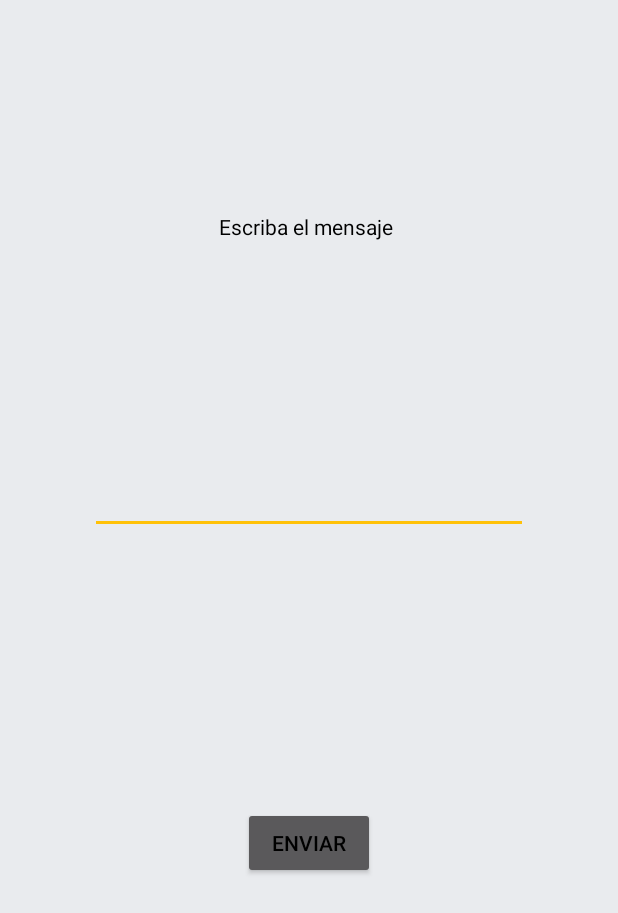
After one commit to chaqui/SDC2, an Android app: the layout fragment_crear_mensaje.xml on its own in the app's theme, with its tools: preview values and no code run, on a phone screen of 412 x 824 dp. The commit adds this screen. Shown: the top 913 px of the screen. Run offline under Robolectric (Android 15) with nearby library versions, the phone set to English and light mode, and no system bars.

Commit message:
firebase
envio de mensajes a firebase

```diff
--- a/app/src/main/java/com/seguidoresdecristo/sdc/Start.java
+++ b/app/src/main/java/com/seguidoresdecristo/sdc/Start.java
@@ -39,7 +39,7 @@ public class Start extends AppCompatActivity {
                     Intent intent = new Intent(Start.this, Principal.class);
                     startActivity(intent);
                 } else {
-                    Intent intent = new Intent(Start.this, SignInActivity.class);
+                    Intent intent = new Intent(Start.this, Principal.class);
                     startActivity(intent);
                 }
                     finish();
--- a/app/src/main/res/layout/activity_principal.xml
+++ b/app/src/main/res/layout/activity_principal.xml
@@ -14,8 +14,8 @@
     <fragment
         android:layout_width="match_parent"
         android:layout_height="wrap_content"
-        android:name="com.seguidoresdecristo.sdc.Fragments.Inicio"
+        android:name="com.seguidoresdecristo.sdc.Fragments.crearMensaje"
         android:id="@+id/fragment"
         android:layout_gravity="center_horizontal"
-        tools:layout="@layout/fragment_inicio" />
+        tools:layout="@layout/fragment_crear_mensaje" />
 </LinearLayout>
--- /dev/null
+++ b/app/src/main/res/layout/fragment_crear_mensaje.xml
@@ -0,0 +1,67 @@
+<FrameLayout xmlns:android="http://schemas.android.com/apk/res/android"
+    xmlns:tools="http://schemas.android.com/tools"
+    android:layout_width="match_parent"
+    android:layout_height="match_parent"
+    tools:context=".Fragments.crearMensaje"
+    android:background="@color/fondo">
+
+    <!-- TODO: Update blank fragment layout -->
+
+    <LinearLayout
+        android:orientation="vertical"
+        android:layout_width="match_parent"
+        android:layout_height="match_parent"
+        android:weightSum="1">
+
+        <LinearLayout
+            android:orientation="horizontal"
+            android:layout_width="match_parent"
+            android:layout_height="141dp">
+
+        </LinearLayout>
+
+        <LinearLayout
+            android:orientation="vertical"
+            android:layout_width="match_parent"
+            android:layout_height="194dp"
+            android:weightSum="1"
+            android:layout_weight="0.46">
+
+            <TextView
+                android:layout_width="119dp"
+                android:layout_height="wrap_content"
+                android:text="Escriba el mensaje "
+                android:id="@+id/textView2"
+                android:layout_gravity="center_horizontal"
+                android:layout_weight="0.04" />
+
+            <LinearLayout
+                android:orientation="horizontal"
+                android:layout_width="match_parent"
+                android:layout_height="wrap_content"
+                android:weightSum="1"
+                android:layout_weight="0.45">
+
+                <LinearLayout
+                    android:orientation="vertical"
+                    android:layout_width="60dp"
+                    android:layout_height="match_parent"></LinearLayout>
+
+                <EditText
+                    android:textColor="@color/texto"
+                    android:layout_width="wrap_content"
+                    android:layout_height="188dp"
+                    android:id="@+id/txAEnviar"
+                    android:layout_weight="0.82" />
+            </LinearLayout>
+
+        </LinearLayout>
+
+        <Button
+            android:layout_width="wrap_content"
+            android:layout_height="wrap_content"
+            android:text="Enviar"
+            android:id="@+id/btEnviar"
+            android:layout_gravity="center_horizontal" />
+    </LinearLayout>
+</FrameLayout>
--- a/build.gradle
+++ b/build.gradle
@@ -6,7 +6,7 @@ buildscript {
         mavenCentral()
     }
     dependencies {
-        classpath 'com.android.tools.build:gradle:2.1.2'
+        classpath 'com.android.tools.build:gradle:2.1.3'
         classpath 'com.google.gms:google-services:3.0.0'
         classpath 'com.neenbedankt.gradle.plugins:android-apt:1.8'
         // NOTE: Do not place your application dependencies here; they belong
```
Also changed, not shown: app/build.gradle (+6 -6 lines), app/src/main/java/com/seguidoresdecristo/sdc/Fragments/crearMensaje.java (added, +59 -0 lines), app/src/main/java/com/seguidoresdecristo/sdc/Fragments/fragment_chat.java (added, +23 -0 lines), app/src/main/res/layout/fragment_chat.xml (added, +11 -0 lines), gradle/wrapper/gradle-wrapper.properties.
